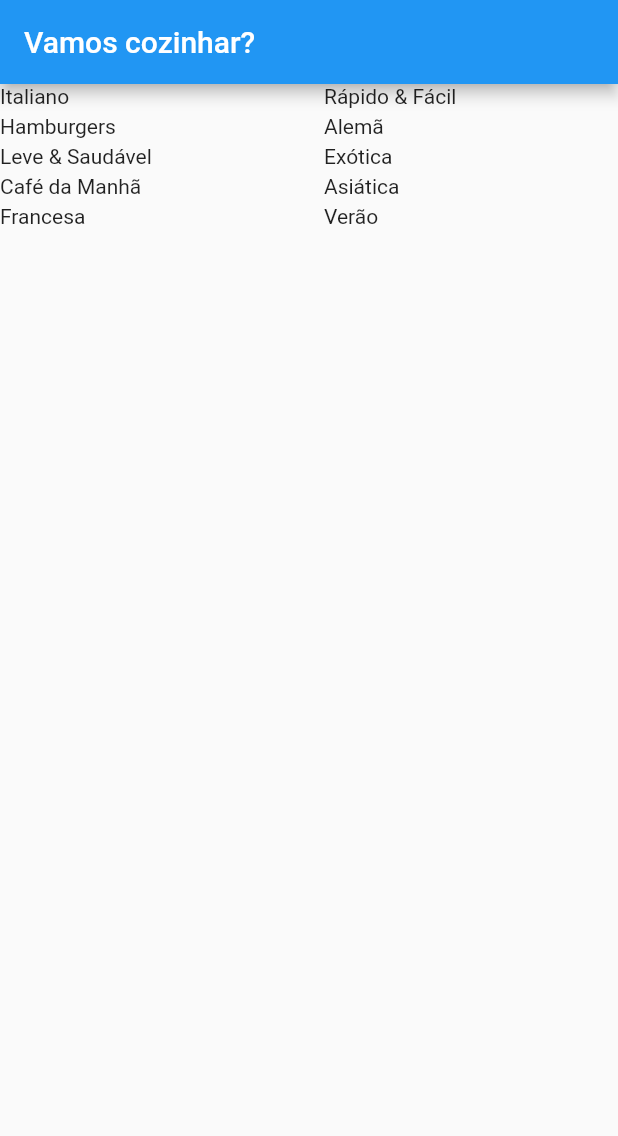
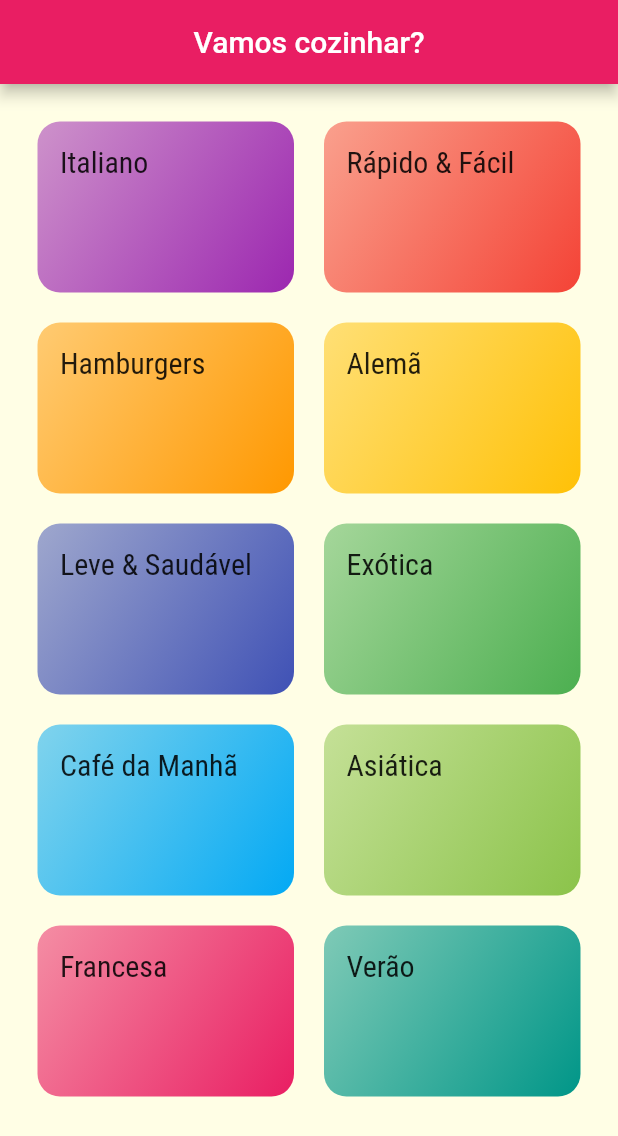
Before and after one commit to JoaoSzerman/food, a Flutter app: the screen it shows after launch, on a phone screen of 412 x 824 dp. Shown: the top 1136 px of the screen. Run offline on Flutter 3.47's test engine with Material 2 defaults, Android fonts, the phone set to English and light mode, and no system bars.

Commit message:
adicao de thema, fonts, e atualização de funções

```diff
--- a/lib/components/category_item.dart
+++ b/lib/components/category_item.dart
@@ -11,8 +11,21 @@ class CategoryItem extends StatelessWidget {
   @override
   Widget build(BuildContext context) {
     return Container(
+      padding: const EdgeInsets.all(15),
+      decoration: BoxDecoration(
+        borderRadius: BorderRadius.circular(15),
+        gradient: LinearGradient(
+          colors: [
+            category.color.withOpacity(0.5),
+            category.color,
+          ],
+          begin: Alignment.topLeft,
+          end: Alignment.bottomRight,
+        ),
+      ),
       child: Text(
         category.title,
+        style: Theme.of(context).textTheme.titleMedium,
       ),
     );
   }
--- a/lib/main.dart
+++ b/lib/main.dart
@@ -13,30 +13,18 @@ class MyApp extends StatelessWidget {
     return MaterialApp(
       title: 'Vamos Cozinhar!',
       theme: ThemeData(
-        primarySwatch: Colors.blue,
+        colorScheme: ColorScheme.fromSwatch(primarySwatch: Colors.pink)
+            .copyWith(secondary: Colors.amber),
+        fontFamily: 'Raleway',
+        canvasColor: const Color.fromRGBO(255, 254, 229, 1),
+        textTheme: ThemeData.light().textTheme.copyWith(
+              titleMedium: const TextStyle(
+                fontSize: 20,
+                fontFamily: 'RobotoCondensed',
+              ),
+            ),
       ),
       home: const CategoriesScreen(),
     );
   }
 }
-
-class MyHomePage extends StatefulWidget {
-  const MyHomePage({Key? key}) : super(key: key);
-
-  @override
-  State<MyHomePage> createState() => _MyHomePageState();
-}
-
-class _MyHomePageState extends State<MyHomePage> {
-  @override
-  Widget build(BuildContext context) {
-    return Scaffold(
-      appBar: AppBar(
-        title: const Text('Vamos Cozinhar?'),
-      ),
-      body: const Center(
-        child: Text('Navegar é preciso!!'),
-      ),
-    );
-  }
-}
--- a/lib/screens/categories_screen.dart
+++ b/lib/screens/categories_screen.dart
@@ -9,14 +9,15 @@ class CategoriesScreen extends StatelessWidget {
   Widget build(BuildContext context) {
     return Scaffold(
       appBar: AppBar(
-        title: Text("Vamos cozinhar?"),
+        title: const Center(child: Text("Vamos cozinhar?")),
       ),
       body: GridView(
+        padding: const EdgeInsets.all(25),
         gridDelegate: const SliverGridDelegateWithMaxCrossAxisExtent(
           maxCrossAxisExtent: 200,
           childAspectRatio: 3 / 2,
           crossAxisSpacing: 20,
-          mainAxisExtent: 20,
+          mainAxisSpacing: 20,
         ),
         children: dummyCategories.map((cat) {
           return CategoryItem(
```
Also changed, not shown: pubspec.yaml (+18 -9 lines), assets/fonts/Raleway-Black.ttf (added), assets/fonts/Raleway-Bold.ttf (added), assets/fonts/Raleway-Regular.ttf (added), assets/fonts/RobotoCondensed-Bold.ttf (added), assets/fonts/RobotoCondensed-Italic.ttf (added), assets/fonts/RobotoCondensed-Light.ttf (added), assets/fonts/RobotoCondensed-Regular.ttf (added).
